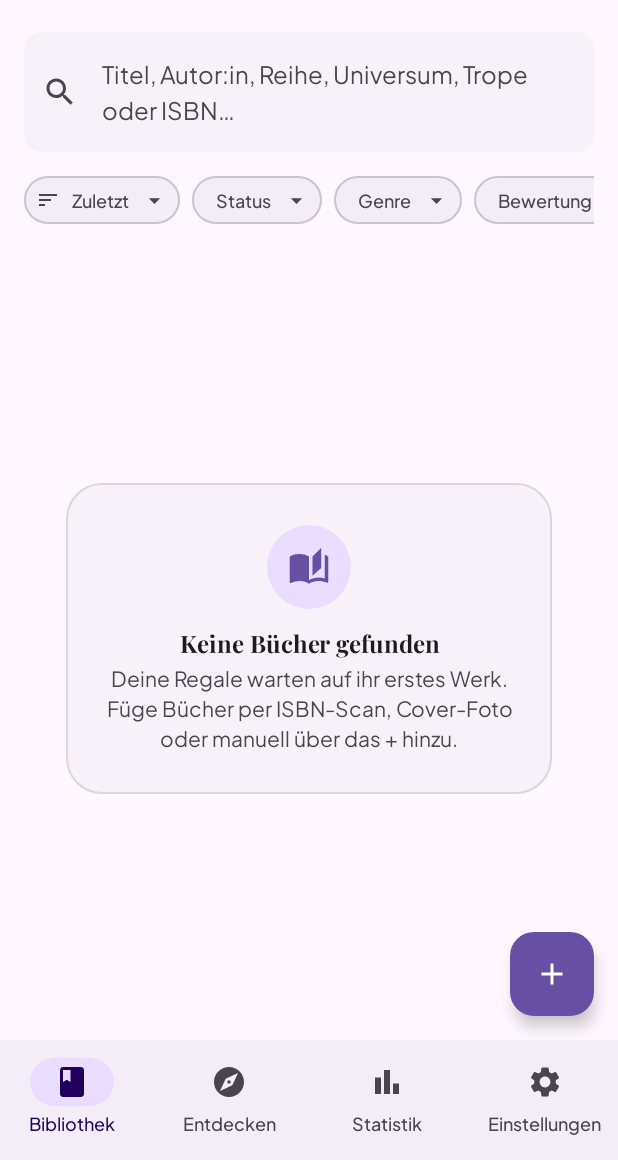
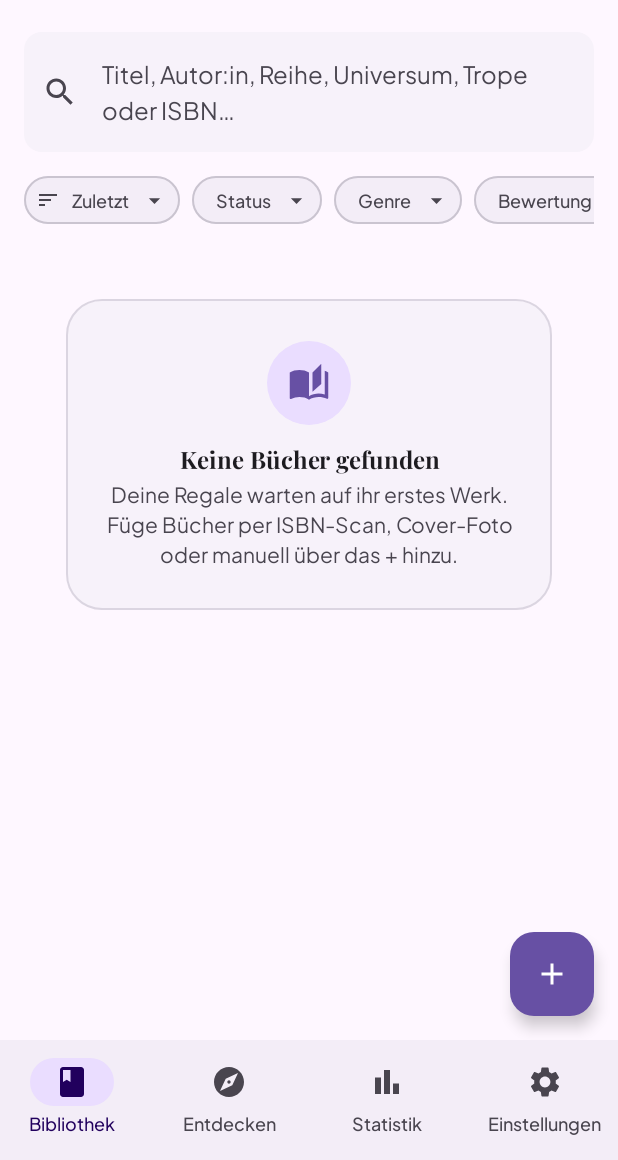
Before and after one commit to gschmalzhaf-cell/Gideon-s-B-cherwelt, an Android app built with Jetpack Compose: the screen it shows after launch (MainActivity), on a phone screen of 412 x 824 dp, the part 76-1236 px from its top. Run offline under Robolectric (Android 15) with nearby library versions, the phone set to English and light mode, and no system bars; our stand-ins replace Room's generated code; libraries missing offline, so code that uses them is left out: com.google.mlkit.vision.

Commit message:
fix(library): Suchfelder scrollen mit der Buchliste nach oben
FilterBar und Smart-Suche waren oberhalb des LazyVerticalGrid fixiert
und blieben beim Scrollen stehen. Der gesamte Kopfbereich (beide
Suchfelder, Filter-Chips, Enrich-Hinweis, Presets) ist jetzt als
Full-Span-Item im LazyVerticalGrid, sodass er beim Hochscrollen der
Buecher gemeinsam mit dem Regal verschwindet. EmptyState ebenfalls als
Grid-Item (ohne fillMaxSize, das in Grid-Items nicht zulaessig ist).

Co-authored-by: gschmalzhaf-cell <gschmalzhaf-cell@users.noreply.github.com>

```diff
--- a/app/src/main/java/com/gideon/buecherwelt/ui/screens/library/LibraryScreen.kt
+++ b/app/src/main/java/com/gideon/buecherwelt/ui/screens/library/LibraryScreen.kt
@@ -157,12 +157,25 @@ fun LibraryScreen(
             }
         }
     ) { padding ->
-        Column(
+        val filtered = state.filtered
+        val readingBooks = state.readingBooks
+        val showReadingShowcase = readingBooks.isNotEmpty() &&
+            state.query.isBlank() &&
+            state.status == null &&
+            !state.semanticActive
+
+        LazyVerticalGrid(
+            columns = GridCells.Adaptive(minSize = 110.dp),
+            horizontalArrangement = Arrangement.spacedBy(12.dp),
+            verticalArrangement = Arrangement.spacedBy(14.dp),
+            contentPadding = PaddingValues(top = 8.dp, bottom = 84.dp),
             modifier = Modifier
                 .padding(padding)
                 .padding(horizontal = 16.dp)
                 .fillMaxSize()
         ) {
+            item(span = { GridItemSpan(maxLineSpan) }) {
+                Column {
                     FilterBar(
                         query = state.query,
                         onQueryChange = viewModel::setQuery,
@@ -183,8 +196,7 @@ fun LibraryScreen(
                         selectedUniverse = state.universe,
                         onUniverseChange = viewModel::setUniverse,
                         sortOrder = state.sortOrder,
-                onSortOrderChange = viewModel::setSortOrder,
-                modifier = Modifier.padding(top = 8.dp)
+                        onSortOrderChange = viewModel::setSortOrder
                     )
                     if (state.enriching || state.enrichMessage != null) {
                         Surface(
@@ -318,14 +330,10 @@ fun LibraryScreen(
                             )
                         }
                     }
-            val filtered = state.filtered
-            val readingBooks = state.readingBooks
-            val showReadingShowcase = readingBooks.isNotEmpty() &&
-                state.query.isBlank() &&
-                state.status == null &&
-                !state.semanticActive
-
+                }
+            }
             if (filtered.isEmpty()) {
+                item(span = { GridItemSpan(maxLineSpan) }) {
                     EmptyState(
                         title = "Keine Bücher gefunden",
                         subtitle = if (state.semanticActive) {
@@ -334,17 +342,10 @@ fun LibraryScreen(
                             "Deine Regale warten auf ihr erstes Werk. Füge Bücher per ISBN-Scan, Cover-Foto oder manuell über das + hinzu."
                         } else {
                             "Kein Buch entspricht den gewählten Filtern."
-                    },
-                    modifier = Modifier.fillMaxSize()
+                        }
                     )
+                }
             } else {
-                LazyVerticalGrid(
-                    columns = GridCells.Adaptive(minSize = 110.dp),
-                    horizontalArrangement = Arrangement.spacedBy(12.dp),
-                    verticalArrangement = Arrangement.spacedBy(14.dp),
-                    contentPadding = PaddingValues(top = 8.dp, bottom = 84.dp),
-                    modifier = Modifier.fillMaxSize()
-                ) {
                 if (showReadingShowcase) {
                     item(span = { GridItemSpan(maxLineSpan) }) {
                         ReadingDeskShowcase(
@@ -378,7 +379,6 @@ fun LibraryScreen(
                         book = book,
                         onClick = { navController.navigate(Screen.BookDetail.create(book.id)) }
                     )
-                    }
                 }
             }
         }
```
Lines whose indentation alone changed are shown as unchanged.
